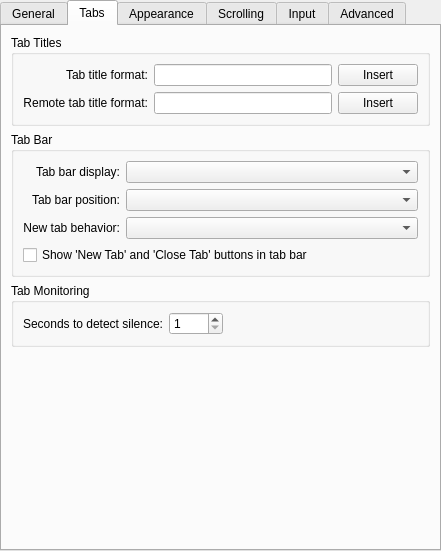
Before: the Qt Designer form src/EditProfileDialog.ui in KDE/konsole, drawn with Qt 5.
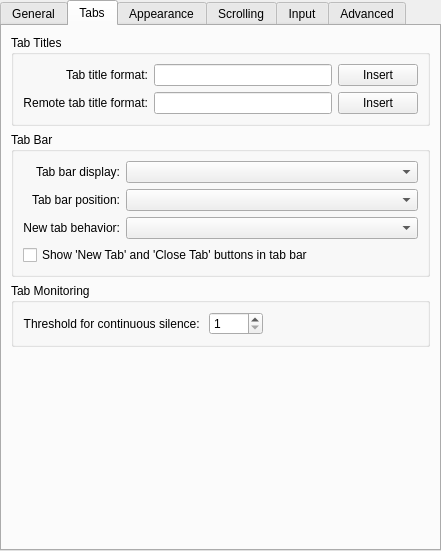
After: the same form once the commit is applied. The open tabs and pages were chosen to show the change. Custom widgets are drawn as their Qt base class.

Commit message:
A little refinement with the "Seconds to detect silence" option:
*  make the text a litter easier to understand(I hope so)
*  show time unit(second) as suffix in the spinbox

The edit to the form file:
```diff
--- a/src/EditProfileDialog.ui
+++ b/src/EditProfileDialog.ui
@@ -433,7 +433,7 @@
           <item row="0" column="0">
            <widget class="QLabel" name="silenceSecondsLabel">
             <property name="text">
-             <string>Seconds to detect silence:</string>
+             <string>Threshold for continuous silence: </string>
             </property>
             <property name="alignment">
              <set>Qt::AlignRight|Qt::AlignTrailing|Qt::AlignVCenter</set>
```
Left out of the diff: 2 changed lines with no effect on the pictures. The commit also changes 1 other file.
